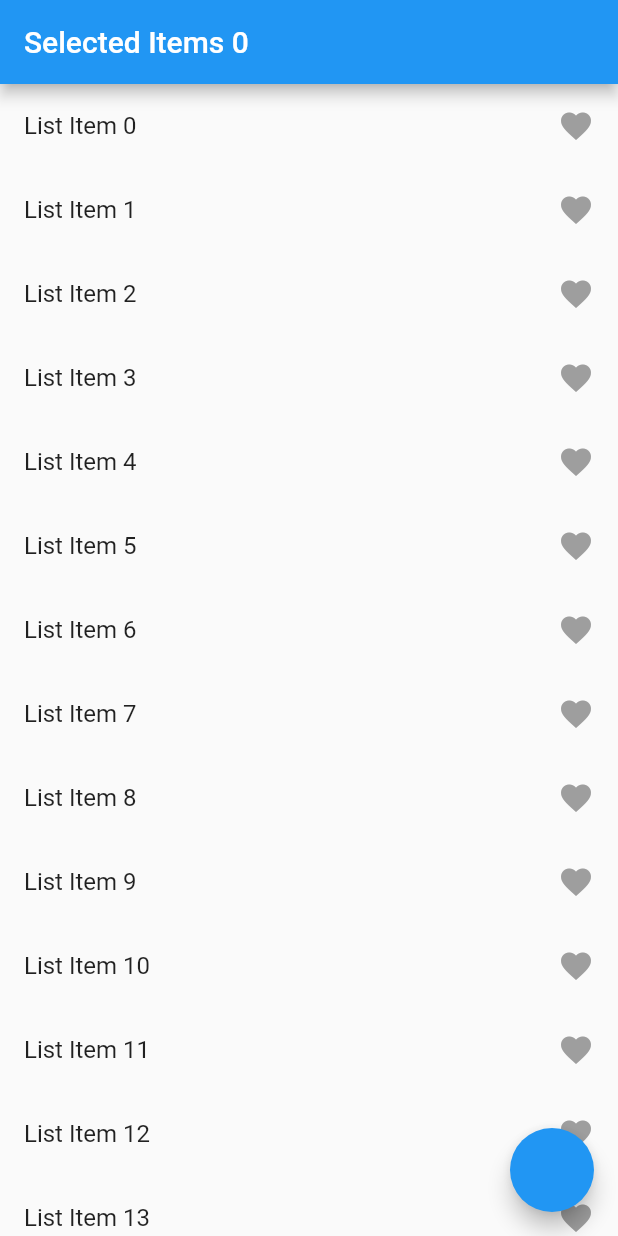
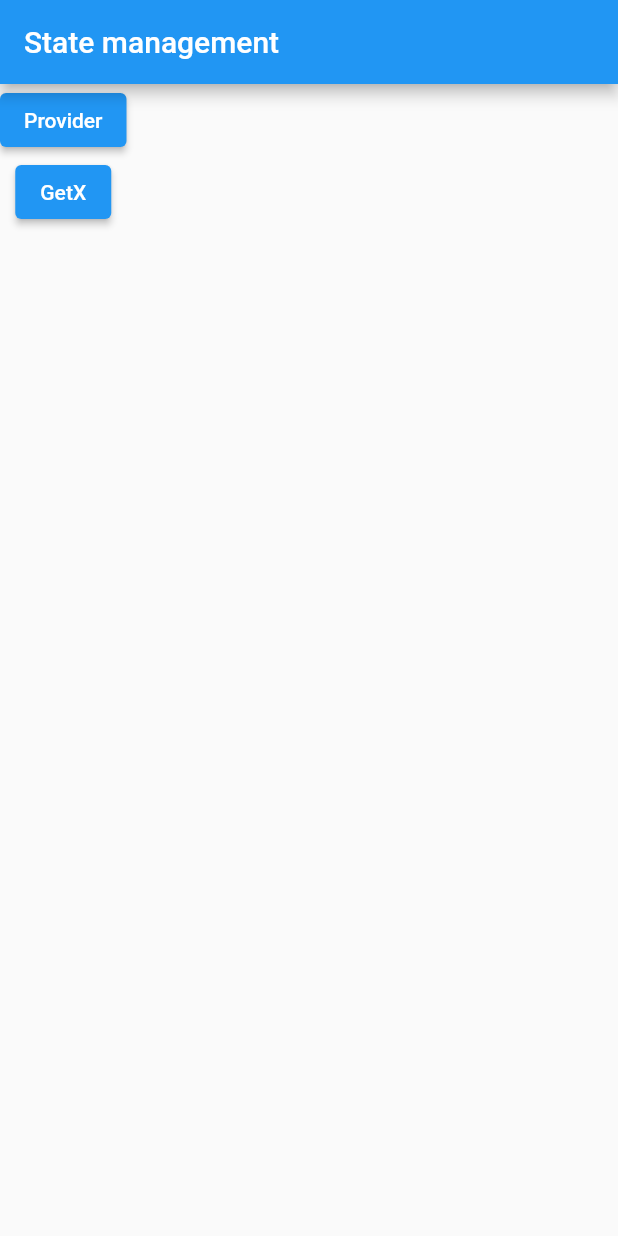
Before and after one commit to Viraj-Tank/getx_provider_management, a Flutter app: the screen it shows after launch, on a phone screen of 412 x 824 dp. Run offline on Flutter 3.47's test engine with Material 2 defaults, Android fonts, the phone set to English and light mode, and no system bars.

Commit message:
- complete provider state management

```diff
--- a/lib/main.dart
+++ b/lib/main.dart
@@ -1,6 +1,7 @@
 import 'package:flutter/material.dart';
 import 'package:getx_provider_management/provider/list_provider.dart';
-import 'package:getx_provider_management/screens/detail_page.dart';
+import 'package:getx_provider_management/screens/getx_management.dart';
+import 'package:getx_provider_management/screens/provider_management.dart';
 import 'package:provider/provider.dart';
 
 void main() {
@@ -42,46 +43,31 @@ class HomePage extends StatefulWidget {
 class _HomePageState extends State<HomePage> {
   @override
   Widget build(BuildContext context) {
-    var favouritesList = context.watch<ListProvider>().itemsList;
-    var provider = Provider.of<ListProvider>(context);
     return Scaffold(
-      floatingActionButton: FloatingActionButton(
+        appBar: AppBar(
+          title: const Text('State management'),
+        ),
+        body: Column(
+          children: [
+            ElevatedButton(
                 onPressed: () {
                   Navigator.push(context, MaterialPageRoute(
                     builder: (ctx) {
-              return const DetailPage();
+                      return const ProviderManagement();
                     },
                   ));
-          // Navigator.of(context).push(MaterialPageRoute(
-          //   builder: (ctx) {
-          //     return const DetailPage();
-          //   },
-          // ));
                 },
-      ),
-      appBar: AppBar(
-        title: Text('Selected Items ${favouritesList.length}'),
-      ),
-      body: ListView.builder(
-        itemBuilder: (ctx, index) {
-          return ListTile(
-            title: Text('List Item $index'),
-            trailing: GestureDetector(
-                onTap: () {
-                  if (!favouritesList.contains(index)) {
-                    provider.addItem(index);
-                  } else {
-                    provider.removeItem(index);
-                  }
+                child: const Text('Provider')),
+            ElevatedButton(
+                onPressed: () {
+                  Navigator.push(context, MaterialPageRoute(
+                    builder: (ctx) {
+                      return const GetXManagement();
                     },
-                child: Icon(
-                  Icons.favorite,
-                  color: favouritesList.contains(index) ? Colors.red : Colors.grey,
-                )),
-          );
+                  ));
                 },
-        itemCount: 21,
-      ),
-    );
+                child: const Text('GetX')),
+          ],
+        ));
   }
 }
--- a/pubspec.yaml
+++ b/pubspec.yaml
@@ -35,6 +35,7 @@ dependencies:
   # Use with the CupertinoIcons class for iOS style icons.
   cupertino_icons: ^1.0.2
   provider: ^6.0.4
+  get: ^4.6.5
 
 dev_dependencies:
   flutter_test:
```
Also changed, not shown: lib/screens/getx_management.dart (added, +13 -0 lines), lib/screens/provider_management.dart (added, +54 -0 lines), pubspec.lock. Lines whose indentation alone changed are shown as unchanged.
